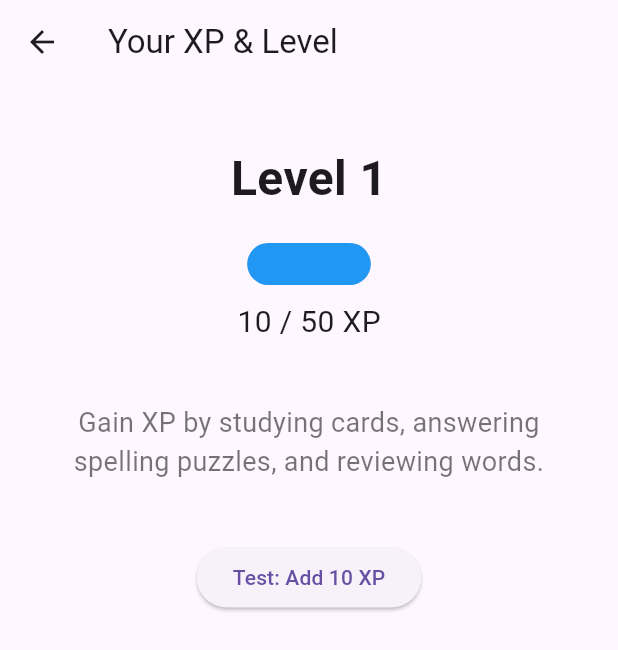
After one commit to taheriara/leitner_flutter_app, a Flutter app: the XPPage screen opened directly, after a tap on "Test: Add 10 XP", on a phone screen of 412 x 824 dp. The commit adds this screen. Shown: the top 650 px of the screen. Run offline on Flutter 3.47's test engine with Material 3 defaults, Android fonts, the light colour scheme and no system bars; our stand-ins replace flutter_slidable, flutter_tts, sqflite; missing offline and left inert: translator; accounts and stored records are empty.

Commit message:
adding spelling and xp (xp not visible and perfect)

```diff
--- a/lib/data/db_helper.dart
+++ b/lib/data/db_helper.dart
@@ -87,6 +87,8 @@
 // }
 
 // import 'package:leitner_flutter_app/data/models/flashcard_model.dart';
+import 'dart:math';
+
 import 'package:sqflite/sqflite.dart';
 import 'package:path/path.dart';
 import '../data/models/flashcard_model.dart';
@@ -104,12 +106,19 @@ class DBHelper {
     return _db!;
   }
 
+  // ------------------------------------------------------------
+  // 🔥 ایجاد دیتابیس
+  // ------------------------------------------------------------
+
   Future<Database> _initDB() async {
     final dbPath = await getDatabasesPath();
     final path = join(dbPath, 'leitner.db');
 
     return await openDatabase(path, version: 1, onCreate: _createDB, onUpgrade: _upgradeDB);
   }
+  // ------------------------------------------------------------
+  // 🔥 ساخت جداول
+  // ------------------------------------------------------------
 
   Future _createDB(Database db, int version) async {
     await db.execute('''
@@ -131,19 +140,25 @@ class DBHelper {
         FOREIGN KEY(deckId) REFERENCES decks(id)
       );
     ''');
+    // ⭐ جدول XP — همیشه یک ردیف دارد
+    await db.execute('''
+      CREATE TABLE xp_data (
+        id INTEGER PRIMARY KEY,
+        xp INTEGER DEFAULT 0,
+        level INTEGER NOT NULL,
+        lastDailyReward INTEGER DEFAULT 0
+      )
+    ''');
+
+    // مقدار اولیه
+    await db.insert("xp_data", {"id": 1, "xp": 0, "level": 1, "lastDailyReward": 0});
   }
+  // ------------------------------------------------------------
+  // 🔥 آپگرید دیتابیس (اگر نسخه قبلی دارید)
+  // ------------------------------------------------------------
 
   Future _upgradeDB(Database db, int oldVersion, int newVersion) async {
-    if (oldVersion < 2) {
-      await db.execute('''
-        CREATE TABLE decks (
-          id INTEGER PRIMARY KEY AUTOINCREMENT,
-          name TEXT NOT NULL
-        );
-      ''');
-
-      await db.execute('ALTER TABLE cards ADD COLUMN deckId INTEGER DEFAULT 1');
-    }
+    if (oldVersion < 2) {}
   }
 
   Future<List<FlashCardModel>> cardsByBox(int box) async {
@@ -180,7 +195,7 @@ class DBHelper {
   }
 
   Future<List<FlashCardModel>> pagedCards({
-    int limit = 5,
+    int limit = 50,
     int offset = 0,
     String? search,
     int box = 0, // ← فیلتر جدید
@@ -281,6 +296,102 @@ class DBHelper {
       return now >= next;
     }).toList();
   }
+  // ------------------------------------------------------------
+  // ⭐ سیستم XP و Level
+  // ------------------------------------------------------------
+
+  // خواندن XP
+  Future<int> getXP() async {
+    final db = await database;
+    final data = await db.query("xp_data", where: "id = 1");
+    return data.first["xp"] as int;
+  }
+
+  // ذخیره XP
+  Future<void> setXP(int xp) async {
+    final db = await database;
+    await db.update("xp_data", {"xp": xp}, where: "id = 1");
+  }
+
+  // افزودن XP
+  Future<void> addXP(int amount) async {
+    final db = await database;
+
+    final data = await getXPData();
+    int xp = data["xp"]!;
+    int level = data["level"]!;
+
+    xp += amount;
+
+    // فرمول XP مورد نیاز برای لول‌آپ
+    int need = 50 + (level - 1) * 20;
+
+    // لول‌آپ اتوماتیک
+    while (xp >= need) {
+      xp -= need;
+      level++;
+      need = 50 + (level - 1) * 20;
+    }
+
+    await db.update("xp_data", {"xp": xp, "level": level}, where: "id = 1");
+  }
+
+  // Level = ریشه دوم XP
+  int calculateLevel(int xp) {
+    return sqrt(xp / 100).toInt();
+  }
+
+  // 🔥 ذخیره زمان آخرین پاداش روزانه
+  Future<int> getLastDailyReward() async {
+    final db = await database;
+    final data = await db.query("xp_data", where: "id = 1");
+    return data.first["lastDailyReward"] as int;
+  }
+
+  Future<void> setLastDailyReward(int timestamp) async {
+    final db = await database;
+    await db.update("xp_data", {"lastDailyReward": timestamp}, where: "id = 1");
+  }
+
+  Future<Map<String, int>> getXPData() async {
+    final db = await database;
+
+    final res = await db.query("xp_data");
+
+    if (res.isEmpty) {
+      // اگر هیچ رکوردی نبود، بسازیم
+      await db.insert("xp_data", {"xp": 0, "level": 1});
+      return {"xp": 0, "level": 1};
+    }
+
+    final row = res.first;
+
+    int xp = row["xp"] is int ? row["xp"] as int : 0;
+    int level = row["level"] is int ? row["level"] as int : 1;
+
+    return {"xp": xp, "level": level};
+  }
+
+  Future<void> addXPData(int amount) async {
+    final db = _db!;
+    final data = await getXPData();
+
+    int xp = data["xp"]!;
+    int level = data["level"]!;
+
+    xp += amount;
+
+    int xpNeeded = 50 + (level - 1) * 20;
+
+    // LEVEL UP
+    while (xp >= xpNeeded) {
+      xp -= xpNeeded;
+      level++;
+      xpNeeded = 50 + (level - 1) * 20;
+    }
+
+    await db.update("xp_data", {"xp": xp, "level": level}, where: "id = 1");
+  }
 
   // -------------------------------------------------
   //  LEITNER — COUNT OF DUE CARDS (TODAY)
--- /dev/null
+++ b/lib/pages/xp_page.dart
@@ -0,0 +1,110 @@
+// هرجا در برنامه می‌خواهی XP بدهی:
+// وقتی کاربر یک کارت را درست جواب می‌دهد
+// وقتی املا را درست وارد می‌کند
+// وقتی یک جلسه مرور را تمام می‌کند
+
+// مثلاً در StudyPage در _markCorrect():
+// await DBHelper.instance.addXP(5);
+
+// در SpellingPuzzlePage وقتی املا درست بود:
+// if (user == correct) {
+//   await DBHelper.instance.addXP(8);
+// }
+
+import 'package:flutter/material.dart';
+import '../data/db_helper.dart';
+
+class XPPage extends StatefulWidget {
+  const XPPage({super.key});
+
+  @override
+  State<XPPage> createState() => _XPPageState();
+}
+
+class _XPPageState extends State<XPPage> {
+  int _xp = 0;
+  int _level = 1;
+  int _xpForNext = 100;
+  bool _loading = true;
+
+  @override
+  void initState() {
+    super.initState();
+    _load();
+  }
+
+  Future<void> _load() async {
+    final db = DBHelper.instance;
+    final data = await db.getXPData();
+    int xp = data["xp"] as int;
+    int level = data["level"] as int;
+    int need = 50 + (level - 1) * 20;
+
+    setState(() {
+      _xp = xp;
+      _level = level;
+      _xpForNext = need;
+      _loading = false;
+    });
+  }
+
+  @override
+  Widget build(BuildContext context) {
+    if (_loading) return const Scaffold(body: Center(child: CircularProgressIndicator()));
+
+    double progress = _xp / _xpForNext;
+    if (progress > 1) progress = 1;
+
+    return Scaffold(
+      appBar: AppBar(title: const Text("Your XP & Level")),
+      body: Padding(
+        padding: const EdgeInsets.all(20),
+        child: Column(
+          crossAxisAlignment: CrossAxisAlignment.center,
+          children: [
+            const SizedBox(height: 20),
+            Text("Level $_level", style: const TextStyle(fontSize: 32, fontWeight: FontWeight.bold)),
+            const SizedBox(height: 20),
+
+            // XP BAR
+            Container(
+              height: 28,
+              decoration: BoxDecoration(borderRadius: BorderRadius.circular(16), color: Colors.grey.shade300),
+              child: Stack(
+                children: [
+                  AnimatedContainer(
+                    duration: const Duration(milliseconds: 500),
+                    width: MediaQuery.of(context).size.width * progress,
+                    decoration: BoxDecoration(color: Colors.blue, borderRadius: BorderRadius.circular(16)),
+                  ),
+                ],
+              ),
+            ),
+
+            const SizedBox(height: 10),
+
+            Text("$_xp / $_xpForNext XP", style: const TextStyle(fontSize: 20)),
+
+            const SizedBox(height: 40),
+
+            const Text(
+              "Gain XP by studying cards, answering spelling puzzles, and reviewing words.",
+              textAlign: TextAlign.center,
+              style: TextStyle(fontSize: 18, color: Colors.black54),
+            ),
+
+            const SizedBox(height: 40),
+
+            ElevatedButton(
+              onPressed: () async {
+                await DBHelper.instance.addXP(10);
+                _load();
+              },
+              child: const Text("Test: Add 10 XP"),
+            ),
+          ],
+        ),
+      ),
+    );
+  }
+}
```
Also changed, not shown: lib/pages/home_page.dart (+23 -22 lines), lib/pages/spelling_practice_page.dart (added, +172 -0 lines), lib/pages/spelling_puzzle_page.dart (added, +253 -0 lines).
